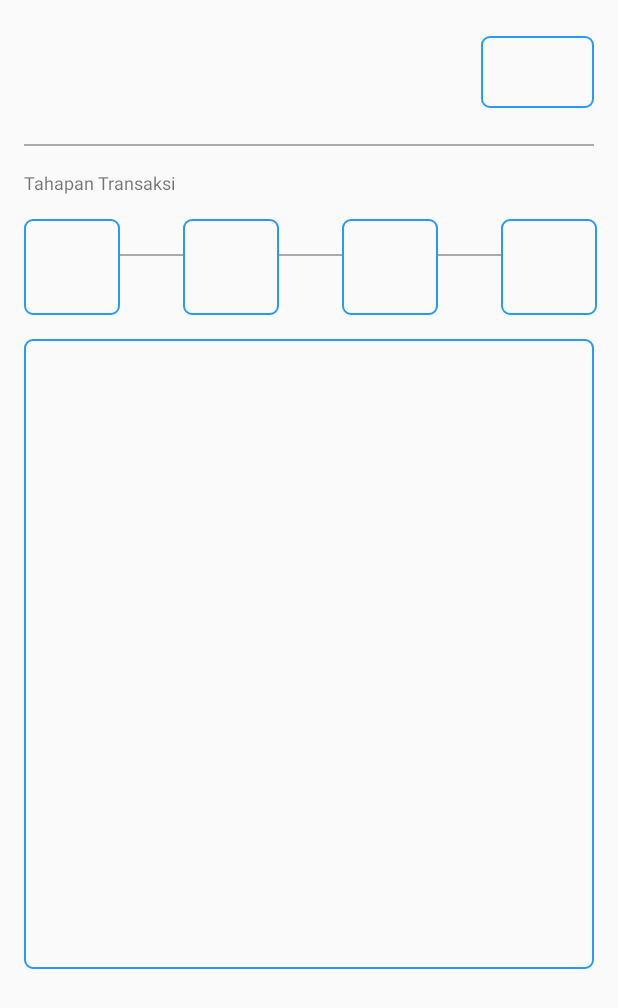
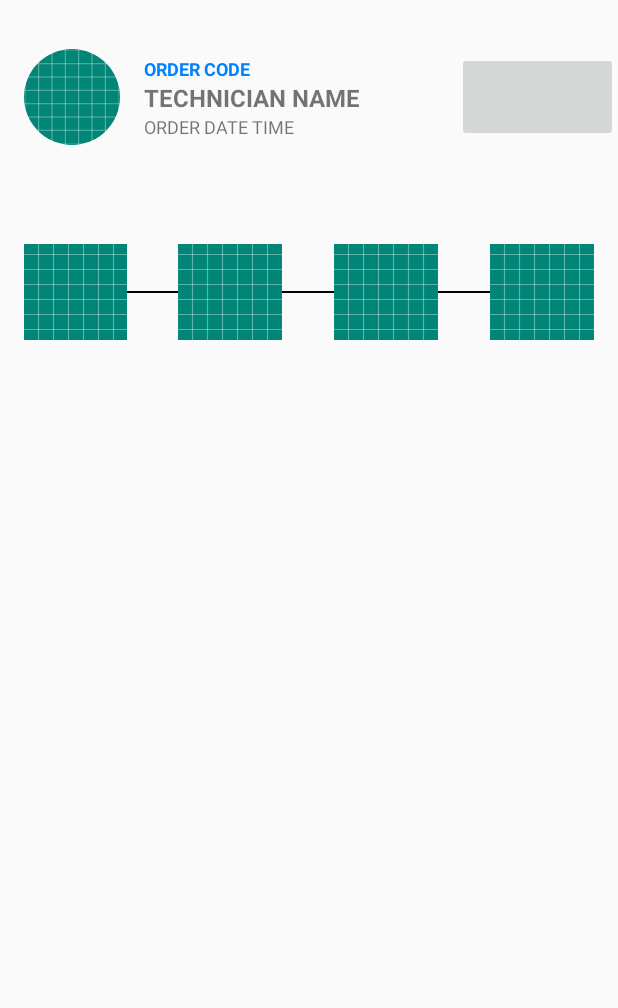
Before and after one commit to regawarp/OMTe, an Android app: the layout fragment_order.xml on its own in the app's theme, with its tools: preview values and no code run, on a phone screen of 412 x 824 dp. Shown: the top 1008 px of the screen. Run offline under Robolectric (Android 15) with nearby library versions, the phone set to English and light mode, and no system bars.

Commit message:
Perbaikan layout fragment_orde.xml

```diff
--- a/app/build.gradle
+++ b/app/build.gradle
@@ -26,14 +26,15 @@ dependencies {
     implementation 'androidx.constraintlayout:constraintlayout:1.1.3'
     implementation 'com.google.android.material:material:1.0.0'
     implementation 'androidx.legacy:legacy-support-v4:1.0.0'
+    implementation 'com.google.android.gms:play-services-maps:16.0.0'
     testImplementation 'junit:junit:4.12'
     androidTestImplementation 'androidx.test:runner:1.2.0'
     androidTestImplementation 'androidx.test.espresso:espresso-core:3.2.0'
 
     //Firebase
-    implementation 'com.google.firebase:firebase-storage:19.1.0'
+    implementation 'com.google.firebase:firebase-storage:19.0.1'
     implementation 'com.google.firebase:firebase-firestore:21.1.1'
-    implementation 'com.google.firebase:firebase-auth:19.1.0'
+    implementation 'com.google.firebase:firebase-auth:19.0.0'
 
 
     //FirebaseUI for Cloud Firestore
--- a/app/src/main/java/com/safetyfirst/omte/HomeActivity.java
+++ b/app/src/main/java/com/safetyfirst/omte/HomeActivity.java
@@ -2,18 +2,14 @@ package com.safetyfirst.omte;
 
 import android.app.SearchManager;
 import android.content.Context;
-import android.net.Uri;
 import android.os.Bundle;
 import android.view.Menu;
 import android.view.MenuItem;
-import android.view.View;
-import android.widget.EditText;
 import android.widget.SearchView;
 import android.widget.TextView;
 import android.widget.Toast;
 
 import androidx.annotation.NonNull;
-import androidx.appcompat.app.ActionBar;
 import androidx.appcompat.app.AppCompatActivity;
 import androidx.fragment.app.Fragment;
 import androidx.fragment.app.FragmentTransaction;
@@ -57,13 +53,13 @@ public class HomeActivity extends AppCompatActivity {
     protected void onCreate(Bundle savedInstanceState) {
         super.onCreate(savedInstanceState);
         setContentView(R.layout.activity_home);
-//        BottomNavigationView navView = findViewById(R.id.nav_view);
-//        navView.setOnNavigationItemSelectedListener(mOnNavigationItemSelectedListener);
+        BottomNavigationView navView = findViewById(R.id.nav_view);
+        navView.setOnNavigationItemSelectedListener(mOnNavigationItemSelectedListener);
 
         if (savedInstanceState == null) {
-//            navView.setSelectedItemId(R.id.navigation_home);
-            OrderFragment orderFragment = new OrderFragment();
-            openFragment(orderFragment);
+            navView.setSelectedItemId(R.id.navigation_home);
+//            OrderFragment orderFragment = new OrderFragment();
+//            openFragment(orderFragment);
         }
     }
 
--- a/app/src/main/java/com/safetyfirst/omte/MainActivity.java
+++ b/app/src/main/java/com/safetyfirst/omte/MainActivity.java
@@ -14,9 +14,7 @@ import androidx.appcompat.app.AppCompatActivity;
 import androidx.appcompat.widget.Toolbar;
 
 import com.firebase.ui.auth.AuthUI;
-import com.google.android.gms.tasks.OnCompleteListener;
 import com.google.android.gms.tasks.OnSuccessListener;
-import com.google.android.gms.tasks.Task;
 import com.google.android.material.floatingactionbutton.FloatingActionButton;
 import com.google.android.material.snackbar.Snackbar;
 import com.google.firebase.auth.FirebaseAuth;
@@ -65,7 +63,6 @@ public class MainActivity extends AppCompatActivity implements FirebaseAuth.Auth
         // automatically handle clicks on the Home/Up button, so long
         // as you specify a parent activity in AndroidManifest.xml.
 
-        //noinspection SimplifiableIfStatement
         switch (item.getItemId()) {
             case R.id.action_settings:
                 Toast.makeText(this, "Setting", Toast.LENGTH_SHORT).show();
--- a/app/src/main/java/com/safetyfirst/omte/OrderFragment.java
+++ b/app/src/main/java/com/safetyfirst/omte/OrderFragment.java
@@ -2,17 +2,16 @@ package com.safetyfirst.omte;
 
 
 import android.os.Bundle;
-
-import androidx.annotation.NonNull;
-import androidx.annotation.Nullable;
-import androidx.fragment.app.Fragment;
-
 import android.view.LayoutInflater;
 import android.view.View;
 import android.view.ViewGroup;
 import android.widget.ImageButton;
 import android.widget.ImageView;
 import android.widget.TextView;
+
+import androidx.annotation.NonNull;
+import androidx.annotation.Nullable;
+import androidx.fragment.app.Fragment;
 
 import com.bumptech.glide.Glide;
 import com.safetyfirst.omte.order.SubCheckUpFragment;
@@ -51,10 +50,10 @@ public class OrderFragment extends Fragment implements View.OnClickListener {
         tvOrderDateTime = view.findViewById(R.id.tv_order_date_time);
         imgTechnician = view.findViewById(R.id.img_technician);
         imgButtonChat = view.findViewById(R.id.img_btn_chat);
-        imgButtonOrder = view.findViewById(R.id.img_btn_frag_order);
-        imgButtonCheckUp = view.findViewById(R.id.img_btn_frag_check_up);
-        imgButtonService = view.findViewById(R.id.img_btn_frag_service);
-        imgButtonFinish = view.findViewById(R.id.img_btn_frag_finish);
+        imgButtonOrder = view.findViewById(R.id.img_btn_order);
+        imgButtonCheckUp = view.findViewById(R.id.img_btn_check_up);
+        imgButtonService = view.findViewById(R.id.img_btn_service);
+        imgButtonFinish = view.findViewById(R.id.img_btn_finish);
 
         tvOrderCode.setText("KODE ORDER : 000");
         tvTechicianName.setText("Teknisi X");
@@ -89,28 +88,28 @@ public class OrderFragment extends Fragment implements View.OnClickListener {
         switch (v.getId()) {
             case R.id.img_btn_chat:
                 break;
-            case R.id.img_btn_frag_order:
+            case R.id.img_btn_order:
                 fragment = new SubOrderFragment();
                 getChildFragmentManager().beginTransaction()
                         .replace(R.id.frame_sub_frag, fragment, fragment.getClass().getSimpleName())
                         .addToBackStack(fragment.getClass().getSimpleName())
                         .commit();
                 break;
-            case R.id.img_btn_frag_check_up:
+            case R.id.img_btn_check_up:
                 fragment = new SubCheckUpFragment();
                 getChildFragmentManager().beginTransaction()
                         .replace(R.id.frame_sub_frag, fragment, fragment.getClass().getSimpleName())
                         .addToBackStack(fragment.getClass().getSimpleName())
                         .commit();
                 break;
-            case R.id.img_btn_frag_service:
+            case R.id.img_btn_service:
                 fragment = new SubServiceFragment();
                 getChildFragmentManager().beginTransaction()
                         .replace(R.id.frame_sub_frag, fragment, fragment.getClass().getSimpleName())
                         .addToBackStack(fragment.getClass().getSimpleName())
                         .commit();
                 break;
-            case R.id.img_btn_frag_finish:
+            case R.id.img_btn_finish:
                 fragment = new SubFinishFragment();
                 getChildFragmentManager().beginTransaction()
                         .replace(R.id.frame_sub_frag, fragment, fragment.getClass().getSimpleName())
--- a/app/src/main/java/com/safetyfirst/omte/order/SparepartAdapter.java
+++ b/app/src/main/java/com/safetyfirst/omte/order/SparepartAdapter.java
@@ -4,7 +4,6 @@ import android.content.Context;
 import android.view.LayoutInflater;
 import android.view.View;
 import android.view.ViewGroup;
-import android.widget.LinearLayout;
 import android.widget.TextView;
 
 import androidx.annotation.NonNull;
--- a/app/src/main/res/layout/activity_main.xml
+++ b/app/src/main/res/layout/activity_main.xml
@@ -27,7 +27,7 @@
         android:layout_width="wrap_content"
         android:layout_height="wrap_content"
         android:layout_gravity="bottom|end"
-        android:layout_margin="@dimen/fab_margin"
+        android:layout_margin="@dimen/margin"
         app:srcCompat="@android:drawable/ic_dialog_email" />
 
 </androidx.coordinatorlayout.widget.CoordinatorLayout>
--- a/app/src/main/res/layout/fragment_order.xml
+++ b/app/src/main/res/layout/fragment_order.xml
@@ -1,155 +1,138 @@
 <?xml version="1.0" encoding="utf-8"?>
-<ScrollView xmlns:android="http://schemas.android.com/apk/res/android"
+<LinearLayout xmlns:android="http://schemas.android.com/apk/res/android"
     xmlns:tools="http://schemas.android.com/tools"
     android:id="@+id/main_frame"
     android:layout_width="match_parent"
     android:layout_height="match_parent"
-    xmlns:app="http://schemas.android.com/apk/res-auto"
+    android:orientation="vertical"
+    android:weightSum="10"
     tools:context=".OrderFragment">
 
-    <androidx.constraintlayout.widget.ConstraintLayout
+    <LinearLayout
         android:layout_width="match_parent"
-        android:layout_height="wrap_content">
+        android:layout_height="wrap_content"
+        android:orientation="horizontal"
+        android:layout_weight="1"
+        android:weightSum="4">
 
         <de.hdodenhof.circleimageview.CircleImageView
             android:id="@+id/img_technician"
-        android:layout_marginTop="@dimen/activity_vertical_margin"
-        android:layout_marginStart="@dimen/activity_horizontal_margin"
             android:layout_width="64dp"
             android:layout_height="64dp"
-        app:layout_constraintTop_toTopOf="parent"
-        app:layout_constraintLeft_toLeftOf="parent"/>
+            android:layout_gravity="center"
+            android:layout_weight="1"
+            tools:src="@drawable/ic_launcher_background"/>
+
+        <LinearLayout
+            android:layout_width="wrap_content"
+            android:layout_height="wrap_content"
+            android:layout_gravity="center"
+            android:layout_weight="2"
+            android:orientation="vertical">
 
             <TextView
                 android:id="@+id/tv_order_code"
                 android:layout_width="wrap_content"
                 android:layout_height="wrap_content"
-        android:layout_marginStart="8dp"
                 android:textSize="12sp"
                 android:textStyle="bold"
                 android:textColor="@color/colorPrimary"
-        app:layout_constraintLeft_toRightOf="@id/img_technician"
-        app:layout_constraintTop_toTopOf="@id/img_technician"/>
+                tools:text="ORDER CODE"/>
 
             <TextView
                 android:id="@+id/tv_technician_name"
                 android:layout_width="wrap_content"
                 android:layout_height="wrap_content"
-        android:layout_marginStart="8dp"
                 android:textSize="16sp"
                 android:textStyle="bold"
-        app:layout_constraintTop_toBottomOf="@id/tv_order_code"
-        app:layout_constraintBottom_toTopOf="@id/tv_order_date_time"
-        app:layout_constraintLeft_toRightOf="@id/img_technician"/>
+                tools:text="TECHNICIAN NAME"/>
 
             <TextView
                 android:id="@+id/tv_order_date_time"
                 android:layout_width="wrap_content"
                 android:layout_height="wrap_content"
-        android:layout_marginStart="8dp"
                 android:textSize="12sp"
-        app:layout_constraintLeft_toRightOf="@id/img_technician"
-        app:layout_constraintBottom_toBottomOf="@id/img_technician"/>
+                tools:text="ORDER DATE TIME"/>
+
+        </LinearLayout>
 
         <ImageButton
             android:id="@+id/img_btn_chat"
             android:layout_width="75dp"
-        android:layout_height="48dp"
-        android:layout_marginTop="@dimen/activity_vertical_margin"
-        android:layout_marginEnd="@dimen/activity_horizontal_margin"
-        android:layout_marginBottom="@dimen/activity_vertical_margin"
-        app:layout_constraintRight_toRightOf="parent"
-        app:layout_constraintTop_toTopOf="@id/img_technician"
-        app:layout_constraintBottom_toBottomOf="@id/img_technician"
-        android:contentDescription="@string/button_to_chat"
-        style="@style/etStyle"/>
-        <!--android:background="@drawable/button_border"/>-->
+            android:layout_height="60dp"
+            android:layout_gravity="center"
+            android:layout_weight="1"
+            android:contentDescription="Button Chat"/>
 
-    <View
-        android:id="@+id/v_for_line"
-        android:layout_width="match_parent"
-        android:layout_height="1dp"
-        android:layout_marginTop="@dimen/activity_vertical_margin"
-        android:layout_marginRight="@dimen/activity_horizontal_margin"
-        android:layout_marginLeft="@dimen/activity_horizontal_margin"
-        android:background="@android:color/darker_gray"
-        app:layout_constraintTop_toBottomOf="@id/img_technician"
-        app:layout_constraintLeft_toLeftOf="parent"
-        app:layout_constraintRight_toRightOf="parent"/>
+    </LinearLayout>
 
-    <TextView
-        android:id="@+id/transaction_title"
+    <LinearLayout
         android:layout_width="match_parent"
         android:layout_height="wrap_content"
-        android:layout_marginTop="@dimen/activity_vertical_margin"
-        android:layout_marginStart="@dimen/activity_horizontal_margin"
-        android:textSize="12sp"
-        app:layout_constraintTop_toBottomOf="@id/v_for_line"
-        android:text="@string/transaction"
-        tools:text="@string/transaction"/>
+        android:layout_weight="1"
+        android:paddingRight="@dimen/activity_horizontal_margin"
+        android:paddingLeft="@dimen/activity_horizontal_margin"
+        android:weightSum="11">
 
-    <LinearLayout
-        android:id="@+id/middle_button"
-        android:layout_width="match_parent"
-        android:layout_height="wrap_content"
-        app:layout_constraintTop_toBottomOf="@id/transaction_title"
-        android:orientation="horizontal">
-
-        <!--android:layout_marginStart="16dp"-->
-        <!--android:layout_marginEnd="40dp"-->
         <ImageButton
-            android:id="@+id/img_btn_frag_order"
-            android:layout_width="64dp"
+            android:id="@+id/img_btn_order"
+            android:layout_width="0dp"
             android:layout_height="64dp"
-            android:layout_marginStart="@dimen/activity_horizontal_margin"
-            android:layout_marginTop="@dimen/activity_vertical_margin"
-            android:contentDescription="@string/sub_fragment_order"
-            style="@style/etStyle"/>
+            android:layout_gravity="center"
+            android:layout_weight="2"
+            tools:src="@drawable/ic_launcher_background"
+            android:contentDescription="@string/button_order"/>
 
         <View
             android:id="@+id/v_order_check_up"
-            android:layout_width="42dp"
+            android:layout_width="0dp"
             android:layout_height="1dp"
-            android:background="@android:color/darker_gray"
-            android:layout_gravity="center_vertical"/>
+            android:layout_gravity="center"
+            android:layout_weight="1"
+            android:background="@android:color/black"/>
 
         <ImageButton
-            android:id="@+id/img_btn_frag_check_up"
-            android:layout_width="64dp"
+            android:id="@+id/img_btn_check_up"
+            android:layout_width="0dp"
             android:layout_height="64dp"
-            android:layout_marginTop="@dimen/activity_vertical_margin"
-            android:contentDescription="@string/sub_fragment_check_up"
-            style="@style/etStyle"/>
+            android:layout_gravity="center"
+            android:layout_weight="2"
+            tools:src="@drawable/ic_launcher_background"
+            android:contentDescription="@string/button_check_up"/>
 
         <View
             android:id="@+id/v_check_up_service"
-            android:layout_width="42dp"
+            android:layout_width="0dp"
             android:layout_height="1dp"
-            android:background="@android:color/darker_gray"
-            android:layout_gravity="center_vertical"/>
+            android:layout_gravity="center"
+            android:layout_weight="1"
+            android:background="@android:color/black"/>
 
         <ImageButton
-            android:id="@+id/img_btn_frag_service"
-            android:layout_width="64dp"
+            android:id="@+id/img_btn_service"
+            android:layout_width="0dp"
             android:layout_height="64dp"
-            android:layout_marginTop="@dimen/activity_vertical_margin"
-            android:contentDescription="@string/sub_fragment_service"
-            style="@style/etStyle"/>
+            android:layout_gravity="center"
+            android:layout_weight="2"
+            tools:src="@drawable/ic_launcher_background"
+            android:contentDescription="@string/button_service"/>
 
         <View
             android:id="@+id/v_service_finish"
-            android:layout_width="42dp"
+            android:layout_width="0dp"
             android:layout_height="1dp"
-            android:background="@android:color/darker_gray"
-            android:layout_gravity="center_vertical"/>
+            android:layout_gravity="center"
+            android:layout_weight="1"
+            android:background="@android:color/black"/>
 
         <ImageButton
-            android:id="@+id/img_btn_frag_finish"
-            android:layout_width="64dp"
+            android:id="@+id/img_btn_finish"
+            android:layout_width="0dp"
             android:layout_height="64dp"
-            android:layout_marginTop="@dimen/activity_vertical_margin"
-            android:contentDescription="@string/sub_fragment_finish"
-            style="@style/etStyle"/>
+            android:layout_gravity="center"
+            android:layout_weight="2"
+            tools:src="@drawable/ic_launcher_background"
+            android:contentDescription="@string/button_finish"/>
 
     </LinearLayout>
 
@@ -157,18 +140,7 @@
         android:id="@+id/frame_sub_frag"
         android:layout_width="match_parent"
         android:layout_height="wrap_content"
-        android:minHeight="420dp"
-        app:layout_constraintBottom_toTopOf="@id/bottom"
-        app:layout_constraintTop_toBottomOf="@id/middle_button"
-        app:layout_constraintVertical_bias="0.0"
-        android:background="@drawable/borderblue"
-        android:layout_margin="@dimen/activity_horizontal_margin"/>
+        android:layout_weight="8"
+        android:padding="@dimen/margin"/>
 
-    <View
-        android:id="@+id/bottom"
-        android:layout_width="match_parent"
-        android:layout_height="100dp"
-        app:layout_constraintBottom_toBottomOf="parent"/>
-
-    </androidx.constraintlayout.widget.ConstraintLayout>
-</ScrollView>
+</LinearLayout>
--- a/app/src/main/res/layout/fragment_sub_order.xml
+++ b/app/src/main/res/layout/fragment_sub_order.xml
@@ -112,10 +112,5 @@
             app:layout_constraintLeft_toLeftOf="@id/tv_order_tag_title"
             tools:text="Pemeriksaan KendaraanPemeriksaan KendaraanPemeriksaan KendaraanPemeriksaan KendaraanPemeriksaan "/>
 
-        <!--<TextView-->
-            <!--android:layout_width="match_parent"-->
-            <!--android:layout_height="360dp"-->
-            <!--app:layout_constraintTop_toBottomOf="@id/tv_order_tag"/>-->
-
     </androidx.constraintlayout.widget.ConstraintLayout>
 </ScrollView>
--- a/app/src/main/res/values/dimens.xml
+++ b/app/src/main/res/values/dimens.xml
@@ -1,5 +1,5 @@
 <resources>
-    <dimen name="fab_margin">16dp</dimen>
+    <dimen name="margin">16dp</dimen>
     <dimen name="activity_horizontal_margin">16dp</dimen>
     <dimen name="activity_vertical_margin">16dp</dimen>
 </resources>
--- a/app/src/main/res/values/strings.xml
+++ b/app/src/main/res/values/strings.xml
@@ -35,6 +35,10 @@
     <string name="check_only">Pemeriksaan Saja</string>
     <string name="apply_service">Lanjut Servis</string>
     <string name="total_servis_sparepart">Total Servis + Sparepart</string>
+    <string name="button_order">Button Order</string>
+    <string name="button_check_up">Button Check Up</string>
+    <string name="button_service">Button Service</string>
+    <string name="button_finish">Button Finish</string>
 
     <string-array name="payment_method">
         <item>Cash</item>
```
Also changed, not shown: app/src/main/java/com/safetyfirst/omte/order/SubFinishFragment.java (+6 -8 lines), app/src/main/java/com/safetyfirst/omte/order/SubOrderFragment.java (+4 -7 lines). Lines whose indentation alone changed are shown as unchanged.
